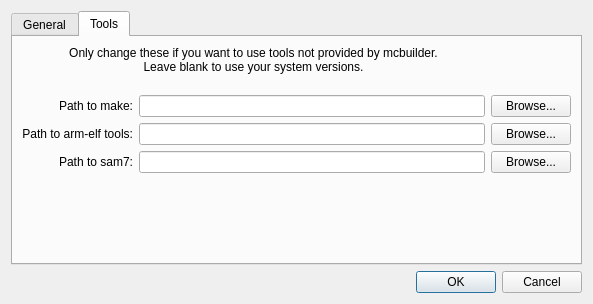
First picture: the form in mcbuilder/trunk/layouts/preferences.ui, repository makingthings/makecontroller, before the edit.
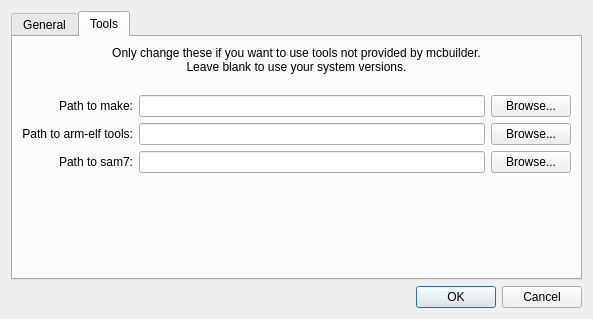
Second picture: the form after the edit. The open tabs and pages were chosen to show the change.

Commit message: - span comment across whole dialog

Patch:
```diff
--- a/mcbuilder/trunk/layouts/preferences.ui
+++ b/mcbuilder/trunk/layouts/preferences.ui
@@ -7,7 +7,7 @@
     <x>0</x>
     <y>0</y>
     <width>593</width>
-    <height>304</height>
+    <height>319</height>
    </rect>
   </property>
   <property name="windowTitle">
@@ -172,7 +172,7 @@
       <layout class="QVBoxLayout">
        <item>
         <layout class="QGridLayout">
-         <item row="0" column="0" colspan="2">
+         <item row="0" column="0" colspan="3">
           <widget class="QLabel" name="label_6">
            <property name="text">
             <string>Only change these if you want to use tools not provided by mcbuilder.
```
Left out of the diff: 2 changed lines with no effect on the pictures.
